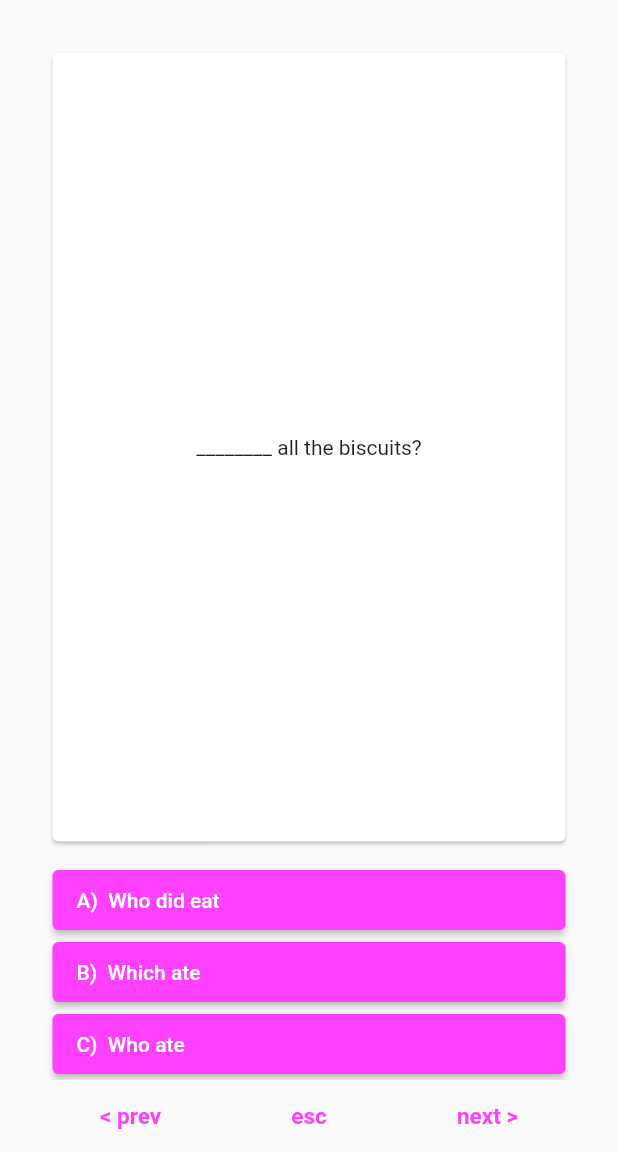
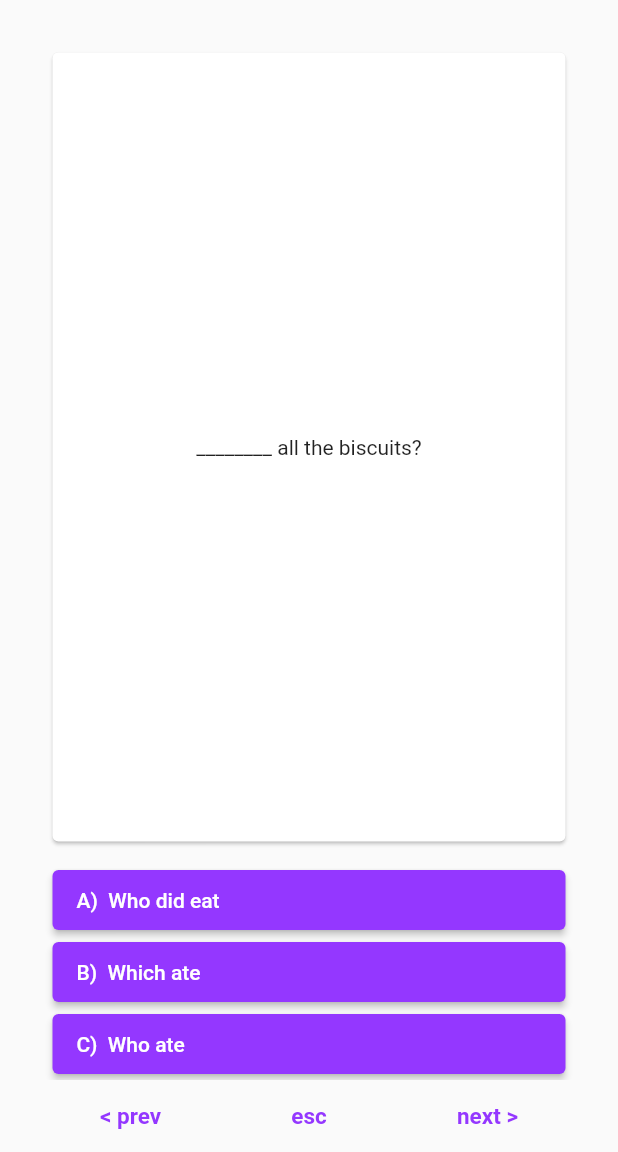
Before and after one commit to RafalSiuta/quiz_app, a Flutter app: the screen it shows after launch, after a tap on "Grammar 80", on a phone screen of 412 x 824 dp, the part 84-1236 px from its top. Run offline on Flutter 3.47's test engine with Material 2 defaults, Android fonts, the phone set to English and light mode, and no system bars; drawn by our look-alikes of flip_card.

```diff
--- a/assets/grammar_25.json
+++ b/assets/grammar_25.json
@@ -318,7 +318,7 @@
             "answers": [
                 {
                     "choice": "A",
-                    "text": "(",
+                    "text": "(-)",
                     "is_correct": true
                 },
                 {
--- a/lib/pages/home_page.dart
+++ b/lib/pages/home_page.dart
@@ -93,15 +93,19 @@ class _HomePageState extends State<HomePage> {
                     Navigator.push(
                       context,
                       MaterialPageRoute(builder: (context) {
-                        var Page = QuizPage(quiz_1, Color(0xff9437FF));
+                        var page = QuizPage(quiz_1, Color(0xff9437FF));
                         if(index == 0){
-                          Page = QuizPage(quiz_1, Color(0xffFF40FF));
+                          page = QuizPage(quiz_1,Color(0xff9437FF) );
                         }else if(index == 1){
-                          Page = QuizPage(quiz_25, Color(0xff9437FF));
-                        }else{
-                          return Page;
+                          page = QuizPage(quiz_25,Color(0xffFF40FF) );
+                        }else if(index == 2){
+                          return page;
+                        }else if(index == 3){
+                          return page;
+                        }else if(index == 4){
+                          return page;
                         }
-                        return Page;
+                        return page;
                       }),
                     );
                   },
--- a/lib/pages/question_view.dart
+++ b/lib/pages/question_view.dart
@@ -3,9 +3,10 @@ import '../model/question.dart';
 import 'package:flip_card/flip_card.dart';
 
 class QuestionView extends StatefulWidget {
-  const QuestionView( this.question, this.answerCounter, {super.key});
+  const QuestionView( this.question, this.answerCounter,this.appendWrongAnswer, {super.key});
   final Question question;
   final Function answerCounter;
+  final Function appendWrongAnswer;
 
   @override
   State<QuestionView> createState() => _QuestionViewState();
@@ -45,10 +46,10 @@ class _QuestionViewState extends State<QuestionView> {
               padding: const EdgeInsets.all(8.0),
               child: Column(
                 mainAxisAlignment: MainAxisAlignment.start,
-                crossAxisAlignment: CrossAxisAlignment.center,
+                crossAxisAlignment: CrossAxisAlignment.start,
                 children: [
                   RichText(text: TextSpan(
-                    text: "${widget.question.translation!.en}\n\n", style: TextStyle(fontWeight: FontWeight.bold, color: Colors.green, height: 1.5),
+                    text: "${widget.question.translation!.en}\n\n", style: TextStyle(fontWeight: FontWeight.bold, color: Color(0xff9437FF), height: 1.5),
                     children:  <TextSpan>[
                       TextSpan(text: "${widget.question.translation!.pl}",
                      style: TextStyle(fontWeight: FontWeight.bold,color: Colors.black, height: 1.5)),
@@ -82,6 +83,8 @@ class _QuestionViewState extends State<QuestionView> {
                       widget.question.answers![index].checkAnswer();
                       if(widget.question.answers![index].isCorrect!){
                         widget.answerCounter();
+                      }else{
+                        widget.appendWrongAnswer(widget.question);
                       }
                     });
                   }, child: Text("${widget.question.answers![index].choice})  ${widget.question.answers![index].text!}",style: TextStyle(color: Colors.white),)),
```
Also changed, not shown: lib/pages/quiz_page.dart (+17 -1 lines), lib/pages/summary_page.dart (added, +128 -0 lines), assets/img/edu1.png, assets/img/summary.png (added), 11 other files.
